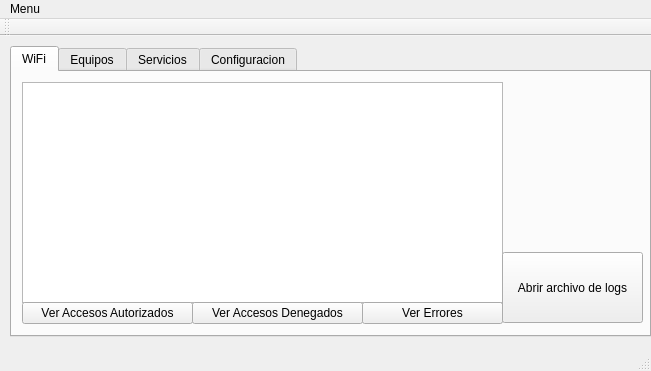
Above: ui/main.ui from daetsamupm/gestion-it before the change. Below: the same form after it.
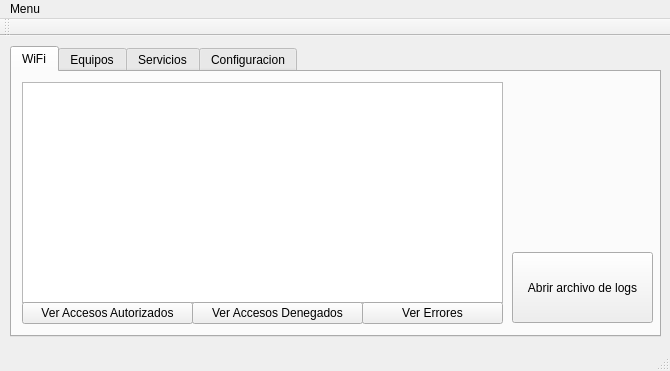
That is the form after the change. Icons and pictures are not drawn.

```diff
--- a/ui/main.ui
+++ b/ui/main.ui
@@ -6,7 +6,7 @@
    <rect>
     <x>0</x>
     <y>0</y>
-    <width>651</width>
+    <width>670</width>
     <height>371</height>
    </rect>
   </property>
@@ -18,14 +18,14 @@
   </property>
   <property name="minimumSize">
    <size>
-    <width>523</width>
-    <height>365</height>
+    <width>670</width>
+    <height>371</height>
    </size>
   </property>
   <property name="maximumSize">
    <size>
-    <width>1000</width>
-    <height>1000</height>
+    <width>670</width>
+    <height>371</height>
    </size>
   </property>
   <property name="windowTitle">
@@ -47,7 +47,7 @@
      <rect>
       <x>10</x>
       <y>10</y>
-      <width>641</width>
+      <width>651</width>
       <height>291</height>
      </rect>
     </property>
@@ -131,7 +131,7 @@
      <widget class="QPushButton" name="btnAbrirLogs">
       <property name="geometry">
        <rect>
-        <x>490</x>
+        <x>500</x>
         <y>180</y>
         <width>141</width>
         <height>71</height>
@@ -206,7 +206,7 @@
     <rect>
      <x>0</x>
      <y>0</y>
-     <width>651</width>
+     <width>670</width>
      <height>19</height>
     </rect>
    </property>
```
Left out of the diff: 8 changed lines with no effect on the pictures.
